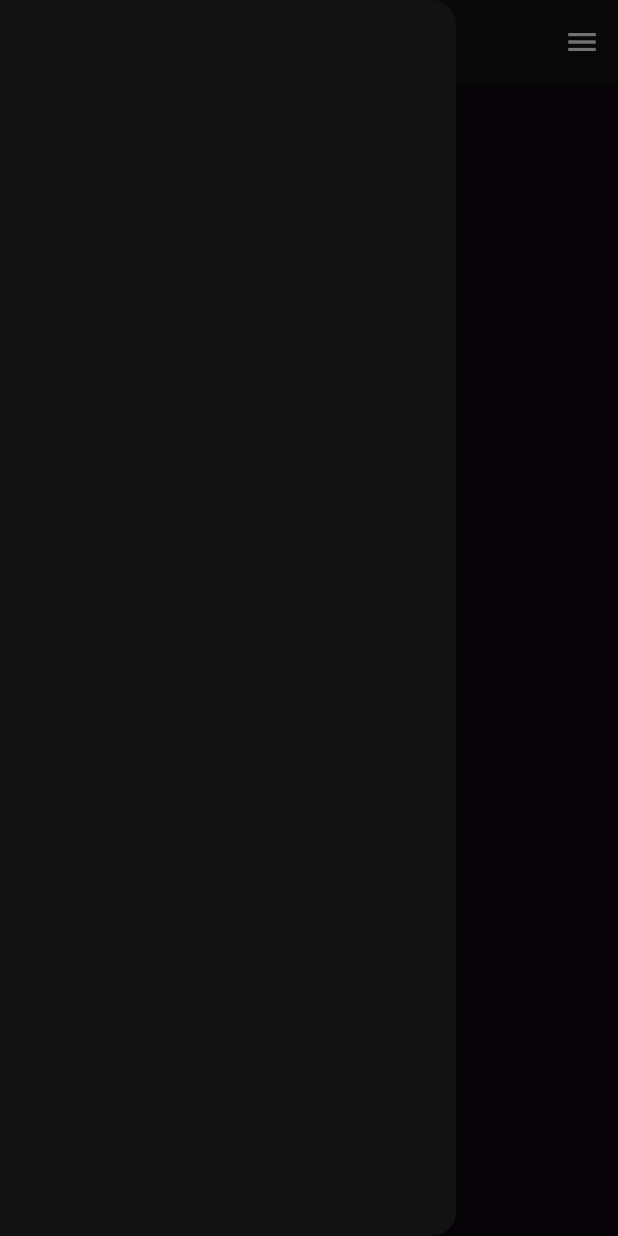
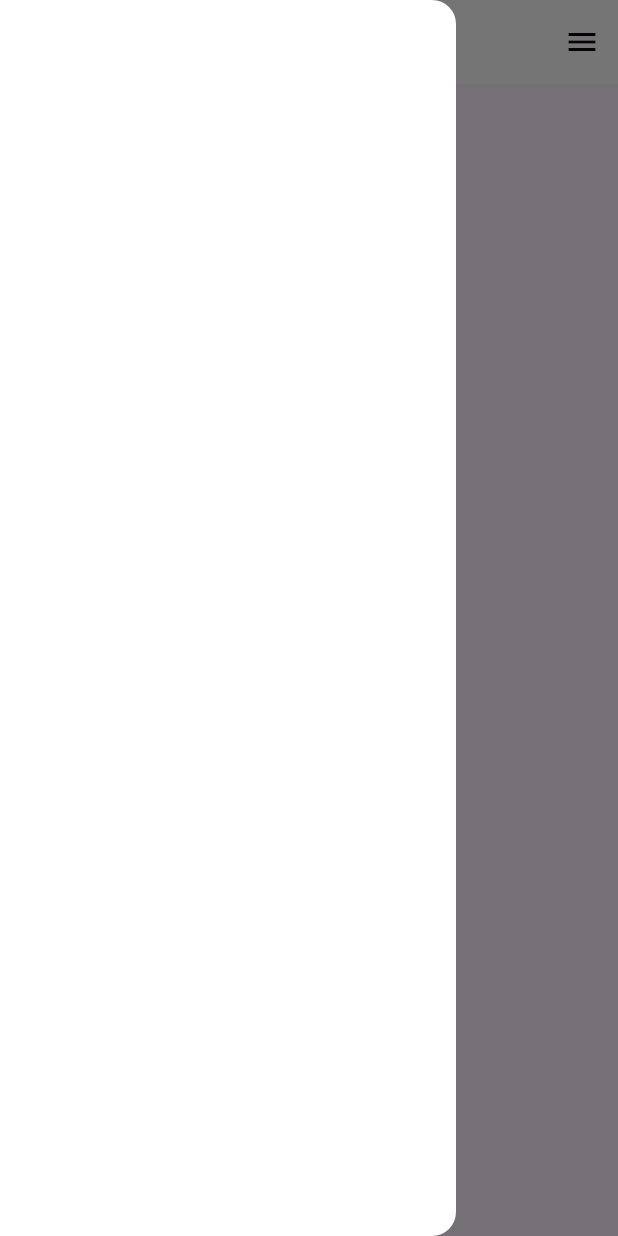
Before and after one commit to amaan-0331/bloc_example, a Flutter app: the screen it shows after launch, with the side drawer open, on a phone screen of 412 x 824 dp. Run offline on Flutter 3.47's test engine with Material 3 defaults, Android fonts, the phone set to English and light mode, and no system bars; our stand-ins replace firebase_core; accounts and stored records are empty.

Commit message:
refactor: restructure folder hierarchy

```diff
--- a/lib/main.dart
+++ b/lib/main.dart
@@ -1,4 +1,4 @@
-import 'package:bloc_example/app.dart';
+import 'package:bloc_example/src/app.dart';
 import 'package:firebase_core/firebase_core.dart';
 import 'package:flutter/material.dart';
 
--- a/lib/app.dart
+++ b/lib/src/app.dart
@@ -1,5 +1,5 @@
 import 'package:bloc_example/src/views/home_view.dart';
-import 'package:bloc_example/theme.dart';
+import 'package:bloc_example/src/theme.dart';
 import 'package:flutter/material.dart';
 
 class MainApp extends StatelessWidget {
@@ -10,7 +10,7 @@ class MainApp extends StatelessWidget {
     return MaterialApp(
       darkTheme: AppTheme.darkTheme(),
       theme: AppTheme.lightTheme(),
-      themeMode: ThemeMode.dark,
+      themeMode: ThemeMode.light,
       home: const HomeView(),
     );
   }
```
Also changed, not shown: lib/src/theme.dart (renamed from lib/theme.dart).
